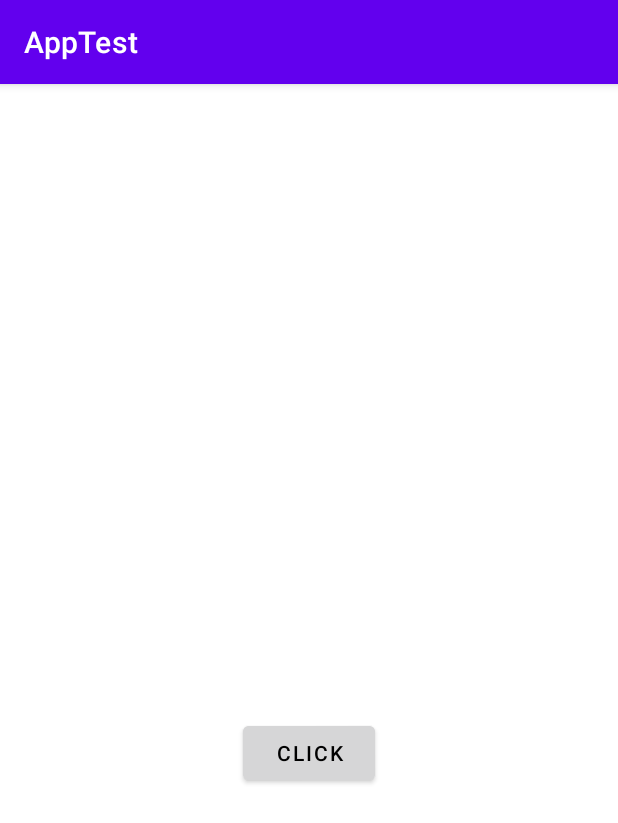
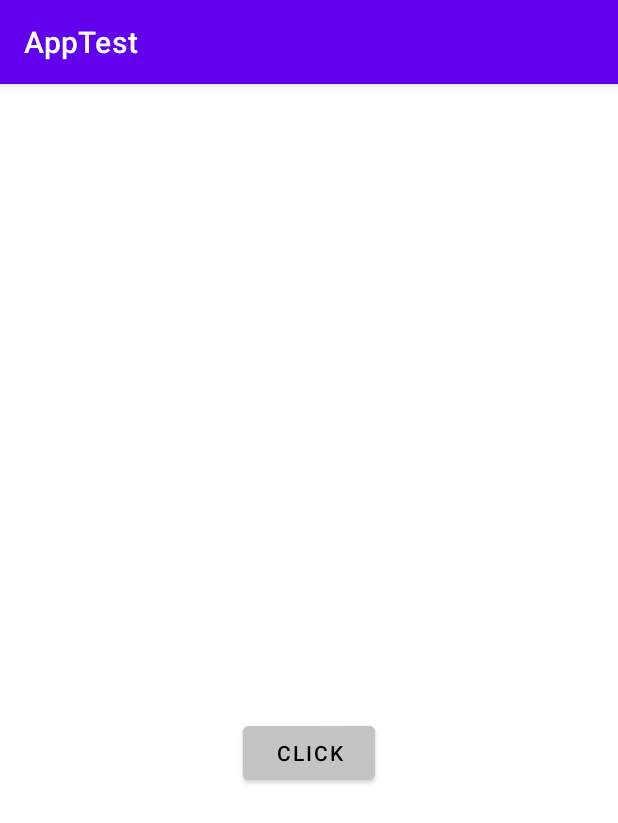
Before and after one commit to josevini/android, an Android app: the screen it shows after launch (MainActivity), on a phone screen of 412 x 824 dp. Shown: the top 823 px of the screen. Run offline under Robolectric (Android 15) with nearby library versions, the phone set to English and light mode, and no system bars.

Commit message:
Update colors.xml

```diff
--- a/AppTeste/app/src/main/res/values/colors.xml
+++ b/AppTeste/app/src/main/res/values/colors.xml
@@ -7,4 +7,6 @@
     <color name="teal_700">#FF018786</color>
     <color name="black">#FF000000</color>
     <color name="white">#FFFFFFFF</color>
+    <color name="grey">#C4C4C4</color>
+    <color name="light_grey">#ECECEC</color>
 </resources>
```
